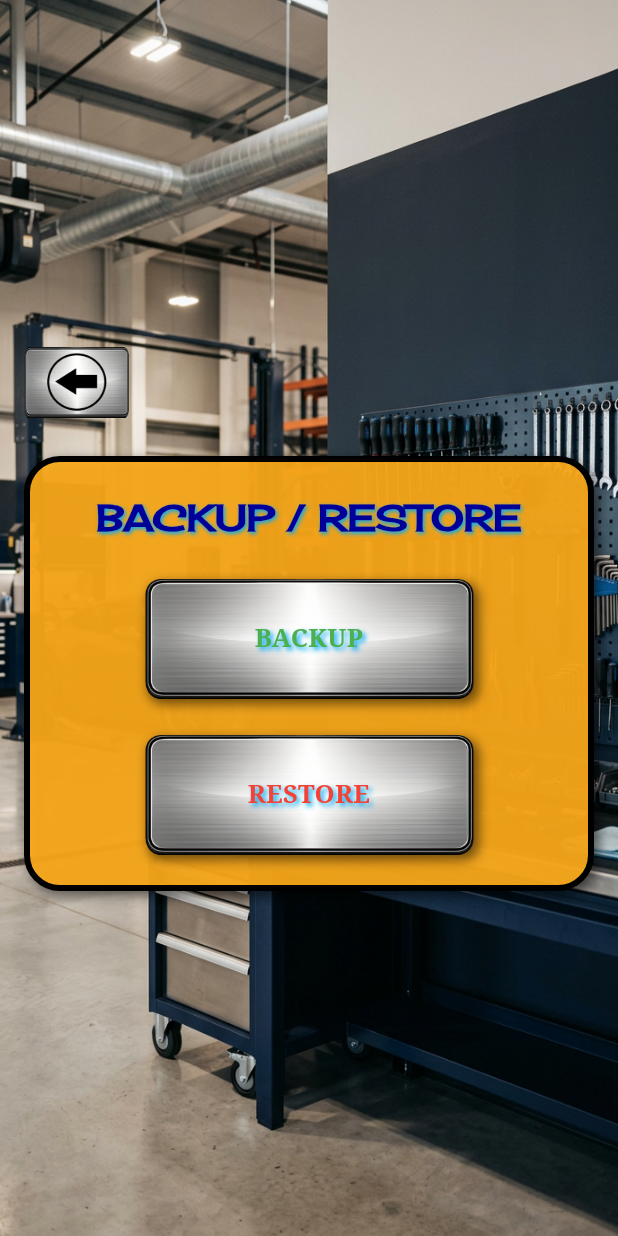
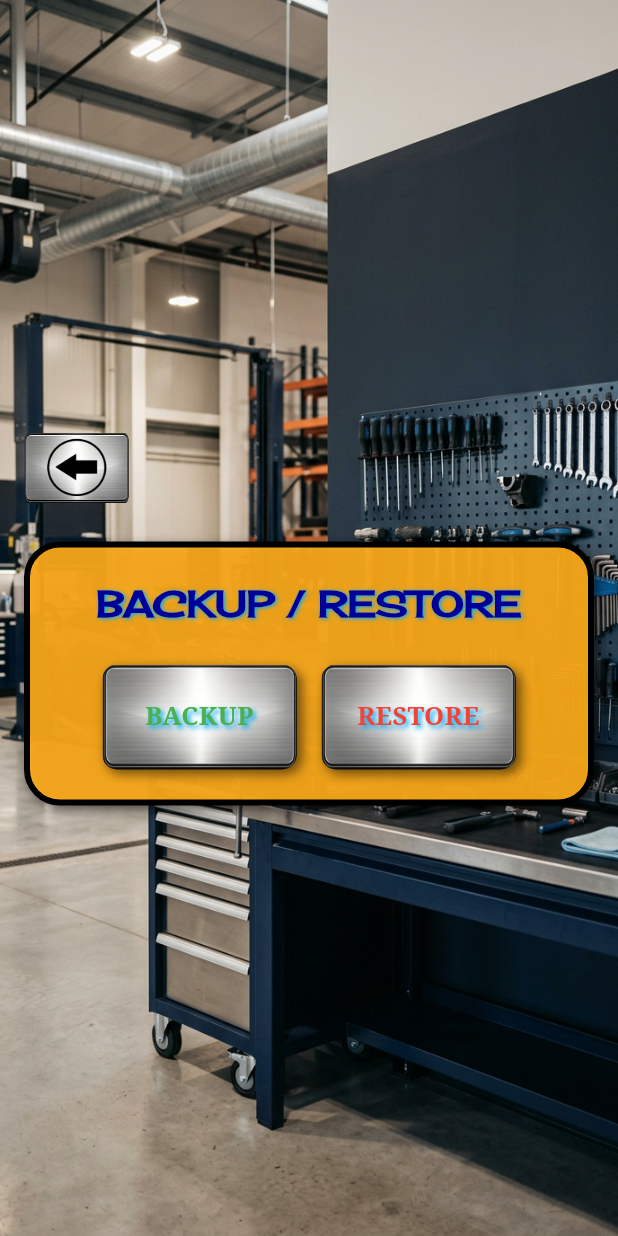
Before and after one commit to robkemazas/pgm, a Flutter app: the BackupRestoreScreen screen opened directly, after a tap on "BACKUP", on a phone screen of 412 x 824 dp. Run offline on Flutter 3.47's test engine with Material 3 defaults, Android fonts, the phone set to English and light mode, and no system bars; our stand-ins replace drift, drift_flutter, file_picker; accounts and stored records are empty; generated files the repository leaves out were written again.

Commit message:
Put Backup/Restore buttons on one row and return to Home after action
Generated with Devin

Co-Authored-By: Devin <158243242+devin-ai-integration[bot]@users.noreply.github.com>

```diff
--- a/lib/screens/backup_restore_screen.dart
+++ b/lib/screens/backup_restore_screen.dart
@@ -54,6 +54,7 @@ class _BackupRestoreScreenState extends State<BackupRestoreScreen> {
       await source.copy(dest.path);
 
       _show('Backup saved to ${dest.path}');
+      if (mounted) Navigator.pop(context);
     } catch (e) {
       _show('Backup failed: $e');
     } finally {
@@ -95,6 +96,7 @@ class _BackupRestoreScreenState extends State<BackupRestoreScreen> {
       await source.copy(dest.path);
 
       _show('Database restored. Please restart the app.');
+      if (mounted) Navigator.pop(context);
     } catch (e) {
       _show('Restore failed: $e');
     } finally {
@@ -163,21 +165,27 @@ class _BackupRestoreScreenState extends State<BackupRestoreScreen> {
                               ),
                             ),
                             const SizedBox(height: 24),
-                            // Android-style metallic buttons for the two actions.
+                            // Android-style metallic buttons for the two actions,
+                            // placed side by side like the bottom button row in New Appointment.
+                            Row(
+                              mainAxisAlignment: MainAxisAlignment.center,
+                              children: [
                                 PgmButton(
                                   label: 'BACKUP',
                                   textColor: Colors.green,
-                              width: 220,
-                              height: 80,
+                                  width: 130,
+                                  height: 70,
                                   onPressed: _busy ? null : _backup,
                                 ),
-                            const SizedBox(height: 24),
+                                const SizedBox(width: 16),
                                 PgmButton(
                                   label: 'RESTORE',
                                   textColor: Colors.red,
-                              width: 220,
-                              height: 80,
+                                  width: 130,
+                                  height: 70,
                                   onPressed: _busy ? null : _restore,
+                                ),
+                              ],
                             ),
                             if (_busy) ...[
                               const SizedBox(height: 24),
```
Lines whose indentation alone changed are shown as unchanged.
